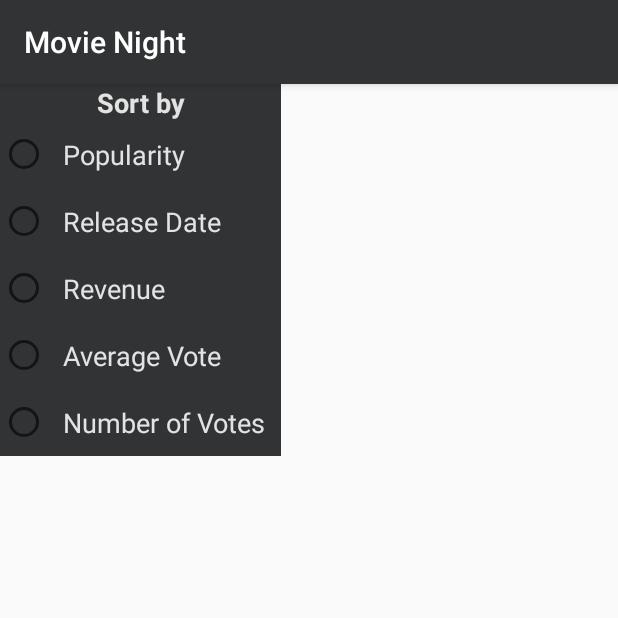
After one commit to guybridge/Project05, an Android app: the fragment SortFragment shown on its own in the app's theme, on a phone screen of 412 x 824 dp, the top half of it. The commit adds this screen. Run offline under Robolectric (Android 15) with nearby library versions, the phone set to English and light mode, and no system bars.

Commit message:
Added Sort fragment

```diff
--- a/app/src/main/java/au/com/wsit/project05/adapter/ResultsAdapter.java
+++ b/app/src/main/java/au/com/wsit/project05/adapter/ResultsAdapter.java
@@ -3,10 +3,8 @@ package au.com.wsit.project05.adapter;
 import android.app.Activity;
 import android.app.FragmentManager;
 import android.content.Context;
-import android.graphics.Movie;
 import android.os.Bundle;
 import android.support.v7.widget.RecyclerView;
-import android.text.method.MovementMethod;
 import android.view.LayoutInflater;
 import android.view.View;
 import android.view.ViewGroup;
@@ -15,7 +13,7 @@ import android.widget.ImageView;
 import com.squareup.picasso.Picasso;
 
 import au.com.wsit.project05.R;
-import au.com.wsit.project05.ui.MovieDetailsFragment;
+import au.com.wsit.project05.ui.fragments.MovieDetailsFragment;
 import au.com.wsit.project05.utils.MovieNightConstants;
 import au.com.wsit.project05.utils.ResultsItems;
 
--- a/app/src/main/java/au/com/wsit/project05/ui/MainActivity.java
+++ b/app/src/main/java/au/com/wsit/project05/ui/MainActivity.java
@@ -4,7 +4,6 @@ import android.app.FragmentManager;
 import android.content.Intent;
 import android.support.v7.app.AppCompatActivity;
 import android.os.Bundle;
-import android.support.v7.widget.PopupMenu;
 import android.util.Log;
 import android.view.View;
 import android.widget.Button;
@@ -15,6 +14,7 @@ import android.widget.TextView;
 import java.util.Map;
 
 import au.com.wsit.project05.R;
+import au.com.wsit.project05.ui.fragments.GenreSelectionFragment;
 import au.com.wsit.project05.utils.MovieNightConstants;
 import au.com.wsit.project05.utils.UrlBuilder;
 
--- a/app/src/main/java/au/com/wsit/project05/ui/GenreSelectionFragment.java
+++ b/app/src/main/java/au/com/wsit/project05/ui/fragments/GenreSelectionFragment.java
@@ -1,4 +1,4 @@
-package au.com.wsit.project05.ui;
+package au.com.wsit.project05.ui.fragments;
 
 import android.app.DialogFragment;
 import android.os.Bundle;
--- a/app/src/main/java/au/com/wsit/project05/ui/MovieDetailsFragment.java
+++ b/app/src/main/java/au/com/wsit/project05/ui/fragments/MovieDetailsFragment.java
@@ -1,4 +1,4 @@
-package au.com.wsit.project05.ui;
+package au.com.wsit.project05.ui.fragments;
 
 import android.app.DialogFragment;
 import android.graphics.Movie;
--- /dev/null
+++ b/app/src/main/java/au/com/wsit/project05/ui/fragments/SortFragment.java
@@ -0,0 +1,25 @@
+package au.com.wsit.project05.ui.fragments;
+
+import android.app.DialogFragment;
+import android.os.Bundle;
+import android.support.annotation.Nullable;
+import android.view.LayoutInflater;
+import android.view.View;
+import android.view.ViewGroup;
+
+import au.com.wsit.project05.R;
+
+/**
+ * Created by guyb on 15/09/16.
+ */
+public class SortFragment extends DialogFragment
+{
+    @Nullable
+    @Override
+    public View onCreateView(LayoutInflater inflater, ViewGroup container, Bundle savedInstanceState)
+    {
+        View rootView = inflater.inflate(R.layout.sort_fragment, container, false);
+
+        return rootView;
+    }
+}
--- a/app/src/main/res/layout/movie_details_fragment.xml
+++ b/app/src/main/res/layout/movie_details_fragment.xml
@@ -34,10 +34,11 @@
     <TextView
         android:textAlignment="center"
         android:padding="4dp"
-        android:textSize="16sp"
+        android:textSize="18sp"
         android:textColor="@color/textColour"
         android:layout_width="wrap_content"
         android:layout_height="wrap_content"
+
         android:text="Under the direction of a ruthless instructor, a talented young drummer begins to pursue perfection at any cost, even his humanity."
         android:id="@+id/movieOverviewTextView"
             android:layout_below="@+id/movieTitleTextView"/>
--- /dev/null
+++ b/app/src/main/res/layout/sort_fragment.xml
@@ -0,0 +1,45 @@
+<?xml version="1.0" encoding="utf-8"?>
+<LinearLayout xmlns:android="http://schemas.android.com/apk/res/android"
+              android:orientation="vertical"
+              android:layout_width="wrap_content"
+              android:layout_height="wrap_content"
+              android:background="@color/colorPrimary">
+
+    <TextView
+        android:textAlignment="center"
+        android:textColor="@color/textColour"
+        android:textSize="18sp"
+        android:textStyle="bold"
+        android:text="Sort by"
+        android:layout_width="match_parent"
+        android:layout_height="match_parent"/>
+
+
+    <RadioGroup
+        android:orientation="vertical"
+        android:layout_width="wrap_content"
+        android:layout_height="wrap_content">
+
+        <RadioButton
+            android:text="Popularity"
+            style="@style/radioButtonStyle"/>
+
+        <RadioButton
+            android:text="Release Date"
+            style="@style/radioButtonStyle"/>
+
+        <RadioButton
+            android:text="Revenue"
+            style="@style/radioButtonStyle"/>
+
+        <RadioButton
+            android:text="Average Vote"
+            style="@style/radioButtonStyle"/>
+
+        <RadioButton
+            android:text="Number of Votes"
+            style="@style/radioButtonStyle"/>
+
+    </RadioGroup>
+
+</LinearLayout>
--- a/app/src/main/res/values/styles.xml
+++ b/app/src/main/res/values/styles.xml
@@ -8,4 +8,12 @@
         <item name="colorAccent">@color/colorAccent</item>
     </style>
 
+    <style name="radioButtonStyle">
+        <item name="android:textColor">@color/textColour</item>
+        <item name="android:textSize">18sp</item>
+        <item name="android:padding">10dp</item>
+        <item name="android:layout_width">match_parent</item>
+        <item name="android:layout_height">match_parent</item>
+    </style>
+
 </resources>
```
Also changed, not shown: app/src/main/java/au/com/wsit/project05/ui/Results.java (+28 -0 lines), app/src/main/res/menu/menu_results.xml (added, +11 -0 lines), app/src/main/res/mipmap-hdpi/ic_action_ic_sort.png (added), app/src/main/res/mipmap-mdpi/ic_action_ic_sort.png (added), app/src/main/res/mipmap-xhdpi/ic_action_ic_sort.png (added), app/src/main/res/mipmap-xxhdpi/ic_action_ic_sort.png (added), app/src/main/res/mipmap-xxxhdpi/ic_action_ic_sort.png (added).
